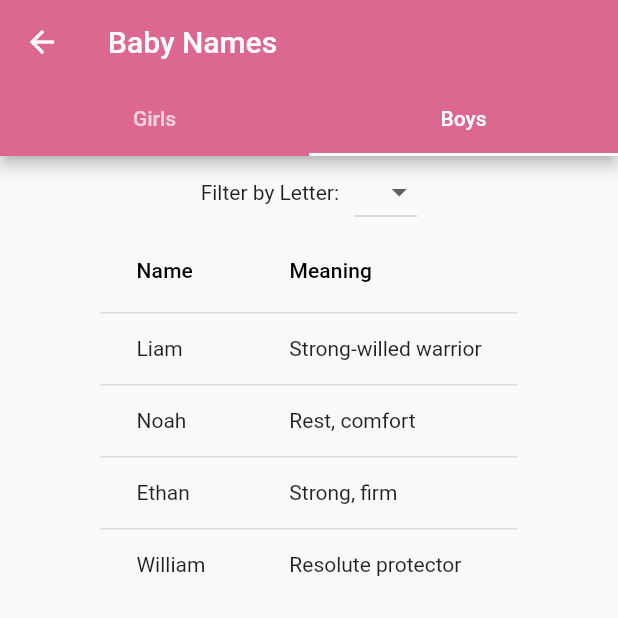
After one commit to Health-Project-Y3/frontend, a Flutter app: the BabyNamePage screen opened directly, tab 2 chosen, on a phone screen of 412 x 824 dp, the top half of it. The commit adds this screen. Run offline on Flutter 3.47's test engine with Material 2 defaults, Android fonts, the phone set to English and light mode, and no system bars; our stand-ins replace fl_chart, flutter_custom_clippers, shared_preferences, sqflite; accounts and stored records are empty.

Commit message:
Baby names

```diff
--- /dev/null
+++ b/thurula/lib/views/pregnancy_baby_names_view.dart
@@ -0,0 +1,224 @@
+import 'package:flutter/material.dart';
+import 'package:thurula/views/pregnancy_home_view.dart';
+
+void main() {
+  runApp(const BabyNames());
+}
+
+class BabyNames extends StatelessWidget {
+  const BabyNames({super.key});
+
+  @override
+  Widget build(BuildContext context) {
+    return const MaterialApp(
+      home: BabyNamePage(),
+    );
+  }
+}
+
+class BabyNamePage extends StatefulWidget {
+  const BabyNamePage({super.key});
+
+  @override
+  _BabyNamePageState createState() => _BabyNamePageState();
+}
+
+class _BabyNamePageState extends State<BabyNamePage> {
+  // Dummy list of baby names for girls and boys
+  final List<BabyName> girlNames = [
+    BabyName(name: 'Achala', meaning: 'steady'),
+    BabyName(name: 'Asheni', meaning: 'a strict natured'),
+    BabyName(name: 'Avanthi', meaning: 'a name of historical city'),
+    BabyName(name: 'Ayomi', meaning: 'my joy'),
+    BabyName(name: 'Bebi', meaning: 'baby'),
+    BabyName(name: 'Bhakthi', meaning: 'devotion'),
+    BabyName(name: 'Buddhika', meaning: 'clever and wise'),
+    BabyName(name: 'Chandrika', meaning: 'moonlight; fair; cool'),
+    BabyName(name: 'Chathura', meaning: 'skilful; smart'),
+    BabyName(name: 'Chatura', meaning: 'clever; wise'),
+    BabyName(name: 'Chithkala', meaning: 'knowledge'),
+    BabyName(name: 'Dayani', meaning: 'friendly'),
+    BabyName(name: 'Dulani', meaning: 'cutting'),
+    BabyName(name: 'Eromi', meaning: 'sun; understanding'),
+    BabyName(name: 'Gayesha', meaning: 'expressive'),
+    BabyName(name: 'Harshani', meaning: 'joy; delight'),
+    BabyName(name: 'Hashini', meaning: 'happiness; joyful'),
+    BabyName(name: 'Hinni', meaning: 'God strengthens'),
+    BabyName(name: 'Kusum', meaning: 'safe; happy'),
+    BabyName(name: 'Isuri', meaning: 'lucky; fortunate'),
+    BabyName(name: 'Lakmini', meaning: 'independent'),
+    BabyName(name: 'Lakshani', meaning: 'nice with everyone'),
+    BabyName(name: 'Lakshitha', meaning: 'she who is distinguished'),
+    BabyName(name: 'Liyoni', meaning: 'the origin of writing'),
+    BabyName(name: 'Lochani', meaning: 'she who has bright eyes'),
+    BabyName(name: 'Mandari', meaning: 'the Coral tree'),
+    BabyName(name: 'Manisha', meaning: 'wish; desire'),
+    BabyName(name: 'Mihika', meaning: 'fog; mist; snow'),
+    BabyName(name: 'Minrada', meaning: 'she who gives wisdom and love'),
+    BabyName(name: 'Nadeeka', meaning: 'creative'),
+    BabyName(name: 'Nadesha', meaning: 'born of a river'),
+    BabyName(name: 'Nayanadini', meaning: 'she who has attractive eyes'),
+    BabyName(name: 'Neja', meaning: 'success in law'),
+    BabyName(name: 'Nevinka', meaning: 'she who enjoys law'),
+    BabyName(name: 'Nihinsa', meaning: 'innocent'),
+    BabyName(name: 'Nilukshi', meaning: 'a self-expressive woman'),
+    BabyName(name: 'Nimali', meaning: 'an independent woman'),
+    BabyName(name: 'Nimthaki', meaning: 'logical and sane'),
+    BabyName(name: 'Nipuni', meaning: 'an intelligent woman'),
+    BabyName(name: 'Nuveena', meaning: 'a special and wise leader'),
+    BabyName(name: 'Onisha', meaning: 'lord of the mind'),
+    BabyName(name: 'Padma', meaning: 'the lotus'),
+    BabyName(name: 'Padmani', meaning: 'flower'),
+    BabyName(name: 'Pahanya', meaning: 'creative; light-hearted'),
+    BabyName(name: 'Pasandi', meaning: 'leader; determined'),
+    BabyName(name: 'Pinidi', meaning: 'clear as hail'),
+    BabyName(name: 'Poorni', meaning: 'love and happiness'),
+    BabyName(name: 'Prema', meaning: 'love'),
+    BabyName(name: 'Punya', meaning: 'good work; purity'),
+    BabyName(name: 'Purni', meaning: 'complete'),
+    BabyName(name: 'Rangani', meaning: 'she who has excellent dancing skills'),
+    BabyName(name: 'Ranpalee', meaning: 'a noble leader'),
+    BabyName(name: 'Ravima', meaning: 'sweet'),
+    BabyName(name: 'Sachish', meaning: 'a person with good mind'),
+    BabyName(name: 'Sanhitha', meaning: 'good hearted'),
+    BabyName(name: 'Sarasi', meaning: 'surrendered'),
+    BabyName(name: 'Selvakumari', meaning: 'the princess of money'),
+    BabyName(name: 'Shanthi', meaning: 'calm; peace'),
+    BabyName(name: 'Shoba', meaning: 'beauty'),
+    BabyName(name: 'Sisira', meaning: 'independent'),
+    BabyName(name: 'Sriyani', meaning: 'gentle; light'),
+    BabyName(name: 'Suranga', meaning: 'a divine person'),
+    BabyName(name: 'Susanthika', meaning: 'an acive girl'),
+    BabyName(name: 'Tourmaline', meaning: 'jewel'),
+    BabyName(name: 'Upeksha', meaning: 'waiting'),
+    BabyName(name: 'Vidhusahani', meaning: 'an educated woman'),
+    BabyName(name: 'Vino', meaning: 'sweet'),
+  ];
+
+  final List<BabyName> boyNames = [
+    BabyName(name: 'Liam', meaning: 'Strong-willed warrior'),
+    BabyName(name: 'Noah', meaning: 'Rest, comfort'),
+    BabyName(name: 'Ethan', meaning: 'Strong, firm'),
+    BabyName(name: 'William', meaning: 'Resolute protector'),
+  ];
+
+  // Filtered list for each tab
+  List<BabyName> filteredGirlNames = [];
+  List<BabyName> filteredBoyNames = [];
+
+  // Letter filter
+  String? filterLetter;
+
+  @override
+  void initState() {
+    super.initState();
+    // Initialize the filtered lists with all names
+    filteredGirlNames = girlNames;
+    filteredBoyNames = boyNames;
+  }
+
+  @override
+  Widget build(BuildContext context) {
+    return DefaultTabController(
+      length: 2,
+      child: Scaffold(
+        appBar: AppBar(
+          backgroundColor: const Color.fromARGB(255, 220, 104, 145),
+          // back button
+          leading: IconButton(
+            icon: const Icon(Icons.arrow_back),
+            onPressed: () {
+              Navigator.push(
+                  context,
+                  MaterialPageRoute(
+                      builder: (context) => const PregnancyHomeView()));
+            },
+          ),
+          title: const Text('Baby Names'),
+          bottom: const TabBar(
+            tabs: [
+              Tab(text: 'Girls'),
+              Tab(text: 'Boys'),
+            ],
+            indicatorColor: Colors.white,
+          ),
+        ),
+        body: TabBarView(
+          children: [
+            buildNamesDataTable(filteredGirlNames),
+            buildNamesDataTable(filteredBoyNames),
+          ],
+        ),
+      ),
+    );
+  }
+
+  Widget buildNamesDataTable(List<BabyName> names) {
+    return SingleChildScrollView(
+      child: Column(
+        children: [
+          Row(
+            mainAxisAlignment: MainAxisAlignment.center,
+            children: [
+              const Text('Filter by Letter:'),
+              const SizedBox(width: 10),
+              DropdownButton<String>(
+                value: filterLetter,
+                onChanged: (String? newValue) {
+                  setState(() {
+                    filterLetter = newValue;
+                    // Filter the names based on the selected letter
+                    filteredGirlNames = _applyFilter(girlNames, filterLetter);
+                    filteredBoyNames = _applyFilter(boyNames, filterLetter);
+                  });
+                },
+                items: ['All', ...'ABCDEFGHIJKLMNOPQRSTUVWXYZ'.split('')]
+                    .map<DropdownMenuItem<String>>(
+                      (String value) => DropdownMenuItem<String>(
+                    value: value,
+                    child: Text(value),
+                  ),
+                )
+                    .toList(),
+              ),
+            ],
+          ),
+          SingleChildScrollView(
+            scrollDirection: Axis.horizontal,
+            child: DataTable(
+              columns: const [
+                DataColumn(label: Text('Name')),
+                DataColumn(label: Text('Meaning')),
+              ],
+              rows: names
+                  .map<DataRow>(
+                    (name) => DataRow(
+                  cells: [
+                    DataCell(Text(name.name)),
+                    DataCell(Text(name.meaning)),
+                  ],
+                ),
+              )
+                  .toList(),
+            ),
+          ),
+        ],
+      ),
+    );
+  }
+
+  List<BabyName> _applyFilter(List<BabyName> names, String? letter) {
+    if (letter == null || letter == 'All') {
+      return names; // Return all names when "All" is selected
+    } else {
+      return names.where((name) => name.name.startsWith(letter)).toList();
+    }
+  }
+}
+
+class BabyName {
+  final String name;
+  final String meaning;
+
+  BabyName({required this.name, required this.meaning});
+}
--- a/thurula/lib/views/pregnancy_home_view.dart
+++ b/thurula/lib/views/pregnancy_home_view.dart
@@ -4,6 +4,7 @@ import 'package:thurula/views/mother_health_tracker.dart';
 import 'package:thurula/views/pregnancy_timeline_view.dart';
 import 'package:thurula/views/pregnancy_vaccination_tracker_view.dart';
 import 'package:thurula/views/pregnancy_exercise_recommendations_view.dart';
+import 'package:thurula/views/pregnancy_baby_names_view.dart';
 
 class PregnancyHomeView extends StatelessWidget {
   const PregnancyHomeView({super.key});
@@ -75,12 +76,15 @@ class PregnancyHomeView extends StatelessWidget {
                                     height: 60),
                               ),
                               const SizedBox(height: 10),
-                              const Text('Pregancny\nTimeline',
-                                  style: TextStyle(
-                                      fontFamily: 'Montserrat',
-                                      color: Color.fromARGB(255, 88, 119, 161),
-                                      fontSize: 12,
-                                      fontWeight: FontWeight.bold))
+                              // center aligned text
+                              const Text(
+                                'Pregnancy\nTimeline',
+                                style: TextStyle(
+                                    fontFamily: 'Montserrat',
+                                    color: Color.fromARGB(255, 88, 119, 161),
+                                    fontSize: 12,
+                                    fontWeight: FontWeight.bold)
+                                ),
                             ],
                           ),
                         ),
@@ -185,7 +189,7 @@ class PregnancyHomeView extends StatelessWidget {
                           Navigator.push(
                             context,
                             MaterialPageRoute(
-                              builder: (context) => const PregnancyHomeView(),
+                              builder: (context) => const BabyNames(),
                             ),
                           );
                         },
```
